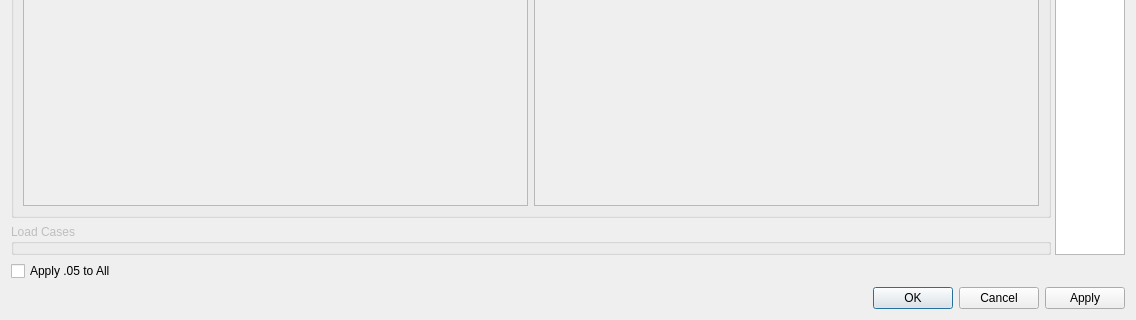
First picture: the form in applications/cfactor/widgets/aj_correction.ui, repository ebrahimraeyat/civilTools, before the edit; both pictures show x 0 to 1136 and y 562 to 882 of the 1136 by 882 pixel window.
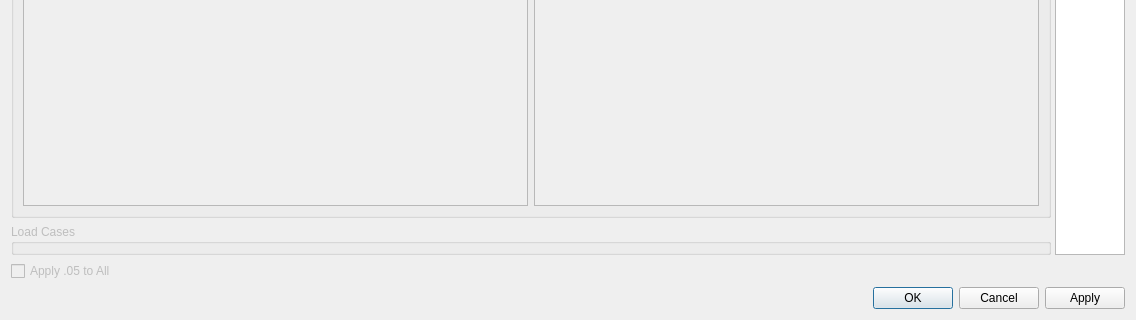
Second picture: the form after the edit.

Commit message: CFACTOR: disable apply .05 for Aj

Patch:
```diff
--- a/applications/cfactor/widgets/aj_correction.ui
+++ b/applications/cfactor/widgets/aj_correction.ui
@@ -175,6 +175,9 @@
    </item>
    <item>
     <widget class="QCheckBox" name="checkBox">
+     <property name="enabled">
+      <bool>false</bool>
+     </property>
      <property name="text">
       <string>Apply .05 to All</string>
      </property>
```
Left out of the diff: 2 changed lines with no effect on the pictures.
